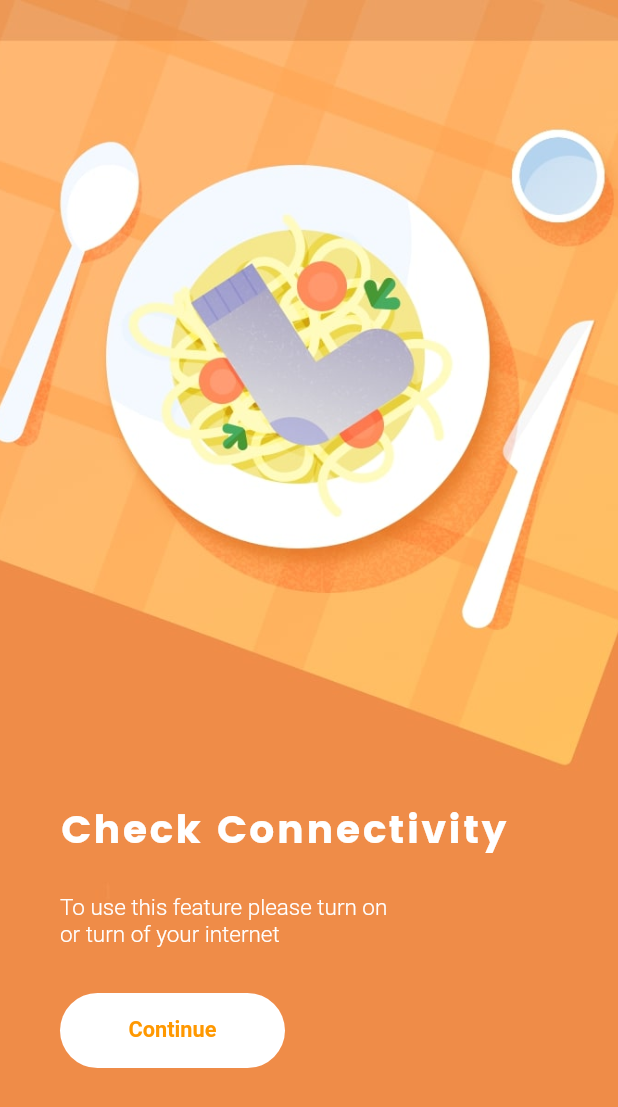
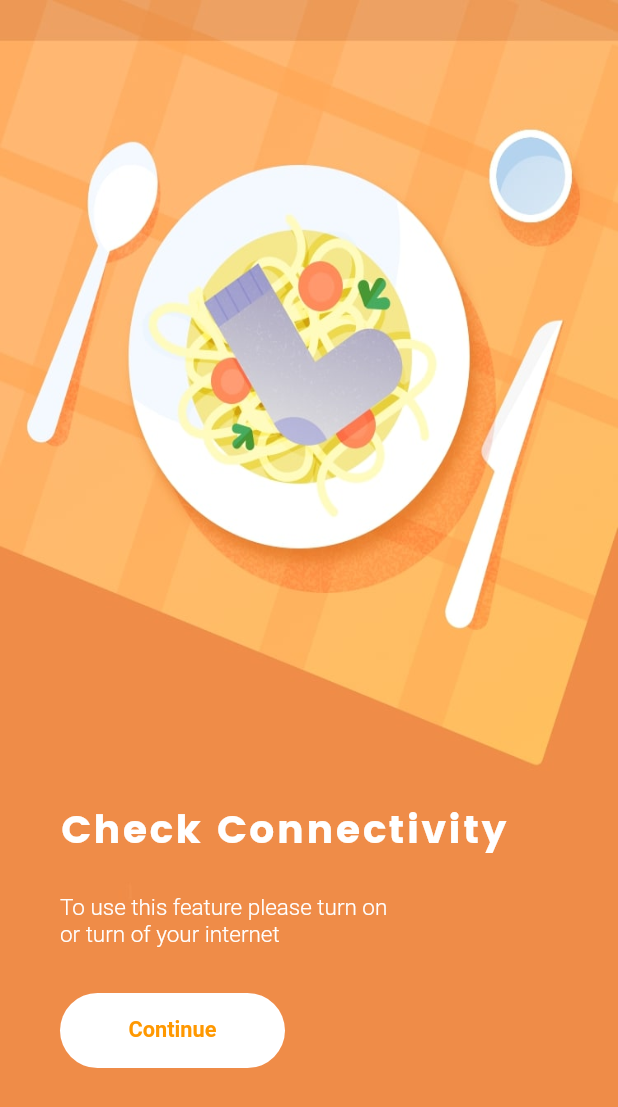
Before and after one commit to marcusjack/Flutter_Integration_Material_UI, a Flutter app: the screen it shows after launch, after a tap on "Check Connectivity", on a phone screen of 412 x 824 dp. Shown: the top 1107 px of the screen. Run offline on Flutter 3.47's test engine with Material 2 defaults, Android fonts, the phone set to English and light mode, and no system bars; our stand-ins replace barcode_widget, connectivity, shared_preferences, simple_animations; missing offline and left inert: giffy_dialog; network calls fail; Roboto replaces fonts that are missing (Sofia); project files that could hold a hidden picture were left out.

Commit message:
Initial Commit

```diff
--- a/lib/Screen/Integration/Connectivity/Connectivity.dart
+++ b/lib/Screen/Integration/Connectivity/Connectivity.dart
@@ -168,7 +168,7 @@ class _ConnectivityScreenState extends State<ConnectivityScreen> {
                             height: MediaQuery.of(context).size.height,
                             child: Image.asset(
                               'assets/illustration/error_illustration/error37.jpg',
-                              fit: BoxFit.cover,
+                              fit: BoxFit.fill,
                             ),
                           ),
                         ),
--- a/lib/main.dart
+++ b/lib/main.dart
@@ -31,7 +31,7 @@ class MyApp extends StatelessWidget {
     return EasyLocalizationProvider(
       data: data,
       child: MaterialApp(
-        title: 'BigUI Flutter',
+        title: 'Flutter Integration Material UI',
         debugShowCheckedModeBanner: false,
         theme: ThemeData(
             brightness: Brightness.light,
```
